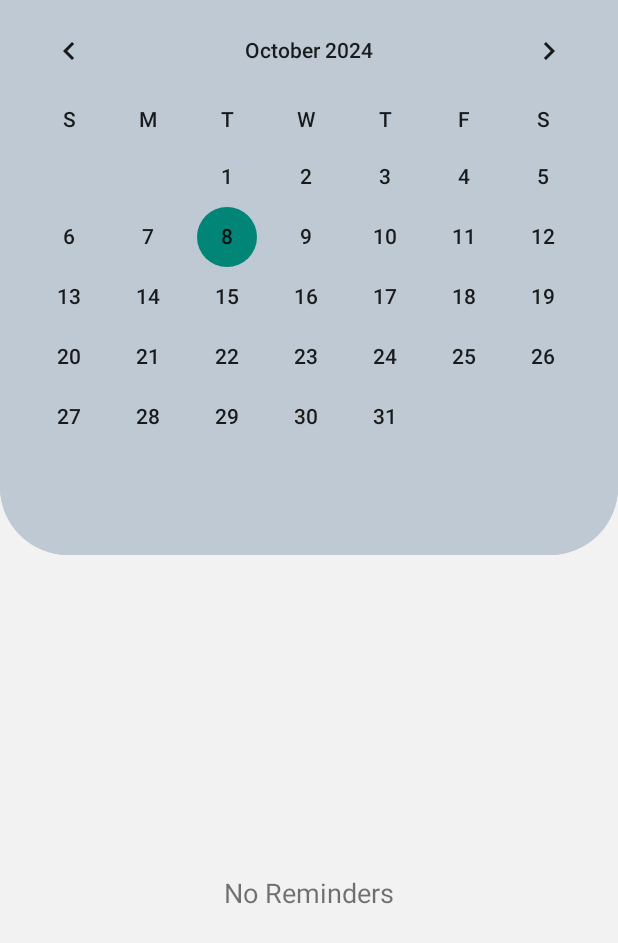
After one commit to amina-haq/CareCompanion, an Android app: the Calendar screen opened directly, with no data from a screen before it, on a phone screen of 412 x 824 dp. The commit adds this screen. Shown: the top 943 px of the screen. Run offline under Robolectric (Android 15) with nearby library versions, the light colour scheme and no system bars; Roboto replaces fonts that are not available here.

Commit message:
calendar layout

```diff
--- a/app/src/main/AndroidManifest.xml
+++ b/app/src/main/AndroidManifest.xml
@@ -13,20 +13,22 @@
         android:theme="@style/Theme.CareCompanion"
         tools:targetApi="31">
         <activity
+            android:name=".Calendar"
+            android:exported="false"
+            android:label="Calendar &amp; Reminders"
+            android:parentActivityName=".Homepage"/>
+        <activity
             android:name=".Create_medical"
-            android:exported="false" />
-        <activity
-            android:name=".Homepage"
             android:exported="false" />
         <activity
             android:name=".SignUp"
             android:exported="false" />
         <activity
             android:name=".SignIn"
-            android:exported="false" />
+            android:exported="true" />
         <activity
-            android:name=".MainActivity"
-            android:exported="true">
+            android:name=".Homepage"
+            android:exported="true" >
             <intent-filter>
                 <action android:name="android.intent.action.MAIN" />
 
--- /dev/null
+++ b/app/src/main/java/com/example/carecompanion/Calendar.java
@@ -0,0 +1,24 @@
+package com.example.carecompanion;
+
+import android.os.Bundle;
+
+import androidx.activity.EdgeToEdge;
+import androidx.appcompat.app.AppCompatActivity;
+import androidx.core.graphics.Insets;
+import androidx.core.view.ViewCompat;
+import androidx.core.view.WindowInsetsCompat;
+
+public class Calendar extends AppCompatActivity {
+
+    @Override
+    protected void onCreate(Bundle savedInstanceState) {
+        super.onCreate(savedInstanceState);
+        EdgeToEdge.enable(this);
+        setContentView(R.layout.activity_calendar);
+        ViewCompat.setOnApplyWindowInsetsListener(findViewById(R.id.main), (v, insets) -> {
+            Insets systemBars = insets.getInsets(WindowInsetsCompat.Type.systemBars());
+            v.setPadding(systemBars.left, systemBars.top, systemBars.right, systemBars.bottom);
+            return insets;
+        });
+    }
+}
--- /dev/null
+++ b/app/src/main/res/drawable/btn_bg2.xml
@@ -0,0 +1,7 @@
+<?xml version="1.0" encoding="utf-8"?>
+<shape xmlns:android="http://schemas.android.com/apk/res/android">
+    <solid android:color="#BEC9D3"/>
+    <corners
+        android:bottomLeftRadius="45dp"
+        android:bottomRightRadius="45dp"/>
+</shape>
--- /dev/null
+++ b/app/src/main/res/drawable/plus_logo.xml
@@ -0,0 +1,11 @@
+<vector xmlns:android="http://schemas.android.com/apk/res/android"
+    android:width="35dp"
+    android:height="35dp"
+    android:viewportWidth="32"
+    android:viewportHeight="32">
+    <path
+        android:pathData="M15.5,29.5c-7.18,0 -13,-5.82 -13,-13s5.82,-13 13,-13 13,5.82 13,13 -5.82,13 -13,13zM21.938,15.938c0,-0.552 -0.448,-1 -1,-1h-4v-4c0,-0.552 -0.447,-1 -1,-1h-1c-0.553,0 -1,0.448 -1,1v4h-4c-0.553,0 -1,0.448 -1,1v1c0,0.553 0.447,1 1,1h4v4c0,0.553 0.447,1 1,1h1c0.553,0 1,-0.447 1,-1v-4h4c0.552,0 1,-0.447 1,-1v-1z"
+        android:strokeWidth="0.00032"
+        android:fillColor="#4a5d73"
+        android:strokeColor="#4a5d73"/>
+</vector>
--- /dev/null
+++ b/app/src/main/res/layout/activity_calendar.xml
@@ -0,0 +1,67 @@
+<?xml version="1.0" encoding="utf-8"?>
+<androidx.constraintlayout.widget.ConstraintLayout xmlns:android="http://schemas.android.com/apk/res/android"
+    xmlns:app="http://schemas.android.com/apk/res-auto"
+    xmlns:tools="http://schemas.android.com/tools"
+    android:id="@+id/main"
+    android:layout_width="match_parent"
+    android:layout_height="match_parent"
+    android:background="#F2F2F2"
+    tools:context=".Calendar">
+
+    <LinearLayout
+        android:layout_width="match_parent"
+        android:layout_height="match_parent"
+        android:orientation="vertical"
+        app:layout_constraintStart_toStartOf="parent"
+        app:layout_constraintTop_toTopOf="parent">
+
+
+        <CalendarView
+            android:id="@+id/calendarView"
+            android:layout_width="match_parent"
+            android:layout_height="370dp"
+            android:background="@drawable/btn_bg2"
+            android:dateTextAppearance="@android:style/TextAppearance.Material.Body2"
+            android:weekDayTextAppearance="@android:style/TextAppearance.Material.Body2"
+            app:layout_constraintBottom_toBottomOf="parent"
+            app:layout_constraintEnd_toEndOf="parent"
+            app:layout_constraintHorizontal_bias="0.0"
+            app:layout_constraintStart_toStartOf="parent"
+            app:layout_constraintTop_toTopOf="parent"
+            app:layout_constraintVertical_bias="0.0" />
+
+        <RelativeLayout
+            android:layout_width="match_parent"
+            android:layout_height="450dp"
+            android:padding="15dp">
+
+            <TextView
+                android:id="@+id/textView8"
+                android:layout_width="wrap_content"
+                android:layout_height="wrap_content"
+                android:layout_centerHorizontal="true"
+                android:layout_centerVertical="true"
+                android:text="@string/no_reminders"
+                android:textSize="18dp" />
+
+        </RelativeLayout>
+
+        <Button
+            android:id="@+id/button"
+            android:layout_width="wrap_content"
+            android:layout_height="wrap_content"
+            android:layout_marginTop="35dp"
+            android:background="#F2F2F2"
+            android:drawableLeft="@drawable/plus_logo"
+            android:drawablePadding="8dp"
+            android:onClick="launchReminder"
+            android:outlineProvider="none"
+            android:paddingStart="30dp"
+            android:text="@string/add_reminder"
+            android:textAllCaps="false"
+            android:textColor="@color/dark_blue"
+            android:textSize="25sp" />
+
+    </LinearLayout>
+
+</androidx.constraintlayout.widget.ConstraintLayout>
--- a/app/src/main/res/layout/activity_main.xml
+++ /dev/null
@@ -1,19 +0,0 @@
-<?xml version="1.0" encoding="utf-8"?>
-<androidx.constraintlayout.widget.ConstraintLayout xmlns:android="http://schemas.android.com/apk/res/android"
-    xmlns:app="http://schemas.android.com/apk/res-auto"
-    xmlns:tools="http://schemas.android.com/tools"
-    android:id="@+id/main"
-    android:layout_width="match_parent"
-    android:layout_height="match_parent"
-    tools:context=".MainActivity">
-
-    <TextView
-        android:layout_width="wrap_content"
-        android:layout_height="wrap_content"
-        android:text="Hello World!"
-        app:layout_constraintBottom_toBottomOf="parent"
-        app:layout_constraintEnd_toEndOf="parent"
-        app:layout_constraintStart_toStartOf="parent"
-        app:layout_constraintTop_toTopOf="parent" />
-
-</androidx.constraintlayout.widget.ConstraintLayout>
--- a/app/src/main/res/layout/activity_sign_in.xml
+++ b/app/src/main/res/layout/activity_sign_in.xml
@@ -108,8 +108,7 @@
             android:textAllCaps="false"
             android:textColor="#FBF9F9"
             android:textSize="27sp"
-            android:onClick="launchHomepage"
-            app:backgroundTint="@color/dark_blue"/>
+            android:onClick="launchHomepage" />
 
         <Button
             android:id="@+id/button3"
--- a/app/src/main/res/layout/activity_sign_up.xml
+++ b/app/src/main/res/layout/activity_sign_up.xml
@@ -136,7 +136,7 @@
                 android:textSize="15sp" />
         </RelativeLayout>
 
-        <!--suppress AndroidDomInspection -->
+
         <Button
             android:id="@+id/btnLogin"
             android:layout_width="65dp"
@@ -145,8 +145,7 @@
             android:layout_marginTop="15dp"
             android:layout_marginEnd="30dp"
             android:onClick="launchMedical"
-            android:background="@drawable/btn_arrow"
-            app:backgroundTint="transparent"/>
+            android:background="@drawable/btn_arrow" />
 
     </LinearLayout>
 </androidx.constraintlayout.widget.ConstraintLayout>
--- a/app/src/main/res/values-night/themes.xml
+++ b/app/src/main/res/values-night/themes.xml
@@ -1,6 +1,6 @@
 <resources xmlns:tools="http://schemas.android.com/tools">
     <!-- Base application theme. -->
-    <style name="Base.Theme.CareCompanion" parent="Theme.Material3.DayNight.NoActionBar">
+    <style name="Base.Theme.CareCompanion" parent="Theme.MaterialComponents.DayNight.NoActionBar">">
         <!-- Customize your dark theme here. -->
         <!-- <item name="colorPrimary">@color/my_dark_primary</item> -->
     </style>
--- a/app/src/main/res/values/strings.xml
+++ b/app/src/main/res/values/strings.xml
@@ -38,7 +38,7 @@
     <string name="organ_donor">Organ donor</string>
     <string name="height">Height</string>
     <string name="next">Next</string>
-       <string name="sign_up">Sign up</string>
+    <string name="sign_up">Sign up</string>
     <string name="email">Email</string>
     <string name="password">Password</string>
     <string name="verify_password">Verify password</string>
@@ -63,5 +63,9 @@
         <item>No</item>
     </string-array>
 
+    // Calendar
+    <string name="add_reminder">New Reminder</string>
+    <string name="no_reminders">No Reminders</string>
+
 
 </resources>
--- a/app/src/main/res/values/themes.xml
+++ b/app/src/main/res/values/themes.xml
@@ -1,9 +1,16 @@
 <resources xmlns:tools="http://schemas.android.com/tools">
     <!-- Base application theme. -->
-    <style name="Base.Theme.CareCompanion" parent="Theme.Material3.DayNight.NoActionBar">
+    <style name="Base.Theme.CareCompanion" parent="Theme.MaterialComponents.DayNight.NoActionBar">">
         <!-- Customize your light theme here. -->
         <!-- <item name="colorPrimary">@color/my_light_primary</item> -->
     </style>
 
-    <style name="Theme.CareCompanion" parent="Base.Theme.CareCompanion" />
+    <style name="Theme.CareCompanion" parent="Theme.AppCompat.Light.NoActionBar" />
+    <style name="Theme.CareCompanion.NoActionBar">
+        <item name="windowActionBar">false</item>
+        <item name="windowNoTitle">true</item>
+    </style>
+    <style name="Theme.CareCompanion.AppBarOverlay" parent="ThemeOverlay.AppCompat.Dark.ActionBar" />
+
+    <style name="Theme.CareCompanion.PopupOverlay" parent="ThemeOverlay.AppCompat.Light" />
 </resources>
```
